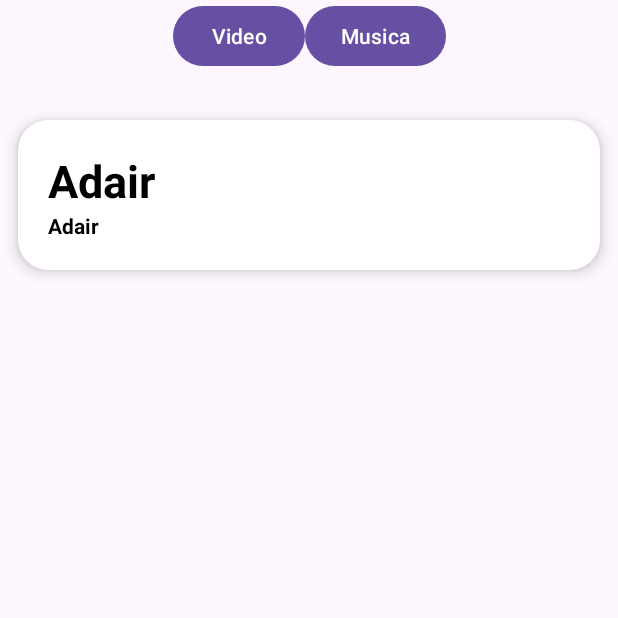
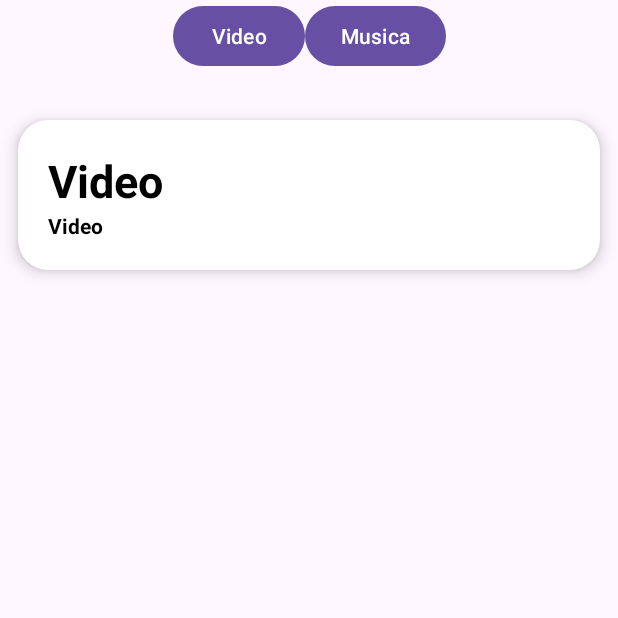
Before and after one commit to Hitgunit/NetflixVideosMusic, an Android app: the screen it shows after launch (MainActivity), after a tap on "Video", on a phone screen of 412 x 824 dp, the top half of it. Run offline under Robolectric (Android 15) with nearby library versions, the phone set to English and light mode, and no system bars.

Commit message:
ChangeButtons
Permite cambiar de musica a video

```diff
--- a/app/src/main/java/com/example/netflixvideosmusic/MainActivity.kt
+++ b/app/src/main/java/com/example/netflixvideosmusic/MainActivity.kt
@@ -8,6 +8,8 @@ import androidx.recyclerview.widget.LinearLayoutManager
 import androidx.recyclerview.widget.RecyclerView
 
 class MainActivity : AppCompatActivity() {
+
+    private lateinit var mediaList: MutableList<Media>
     override fun onCreate(savedInstanceState: Bundle?) {
         super.onCreate(savedInstanceState)
         this.supportActionBar?.hide()
@@ -24,23 +26,26 @@ class MainActivity : AppCompatActivity() {
             StartRecycler("musica")
         }
 
-        var mediaList = mutableListOf(
-            Media("Adair", "Hola soy una descripcion", R.drawable.ic_launcher_foreground)
-        )
-
-        val recyclerView = findViewById<RecyclerView>(R.id.recyclerView)
-        val adapter = CustomAdapter(mediaList)
-
-        recyclerView.layoutManager = LinearLayoutManager(this, LinearLayoutManager.HORIZONTAL, false)
-        recyclerView.adapter = adapter
     }
 
     fun StartRecycler(tipo:String){
         val recyclerView: RecyclerView = findViewById(R.id.recyclerView)
-        if (tipo == "video"){
+
+        mediaList = if (tipo == "video"){
+            mutableListOf(
+                Media("Video", "Hola soy una descripcion", R.drawable.ic_launcher_foreground)
+            )
 
         }else{
+            mutableListOf(
+                Media("Musica", "Hola soy una musica", R.drawable.ic_launcher_background)
 
+            )
         }
+
+
+        val adapter = CustomAdapter(mediaList)
+        recyclerView.layoutManager = LinearLayoutManager(this)
+        recyclerView.adapter = adapter
     }
 }
--- a/app/src/main/res/layout/card_layout.xml
+++ b/app/src/main/res/layout/card_layout.xml
@@ -21,8 +21,6 @@
             android:textColor="@color/black"
             android:id="@+id/itemTitle"
             android:textStyle="bold"
-            android:layout_toEndOf="@id/itemImage"
-            android:layout_toRightOf="@id/itemImage"
             android:layout_alignParentTop="true"
             android:textSize="30sp"/>
 
@@ -33,8 +31,6 @@
             android:textColor="@color/black"
             android:id="@+id/itemDetalle"
             android:textStyle="bold"
-            android:layout_toEndOf="@id/itemImage"
-            android:layout_toRightOf="@id/itemImage"
             android:layout_below="@id/itemTitle"/>
 
 
```
